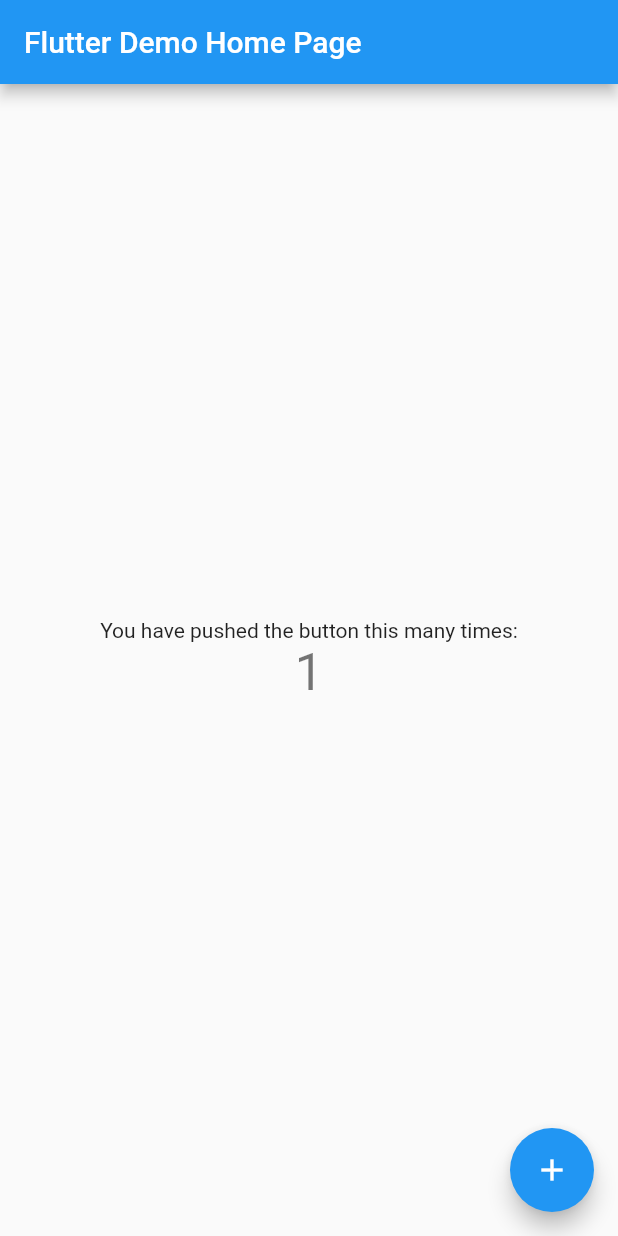
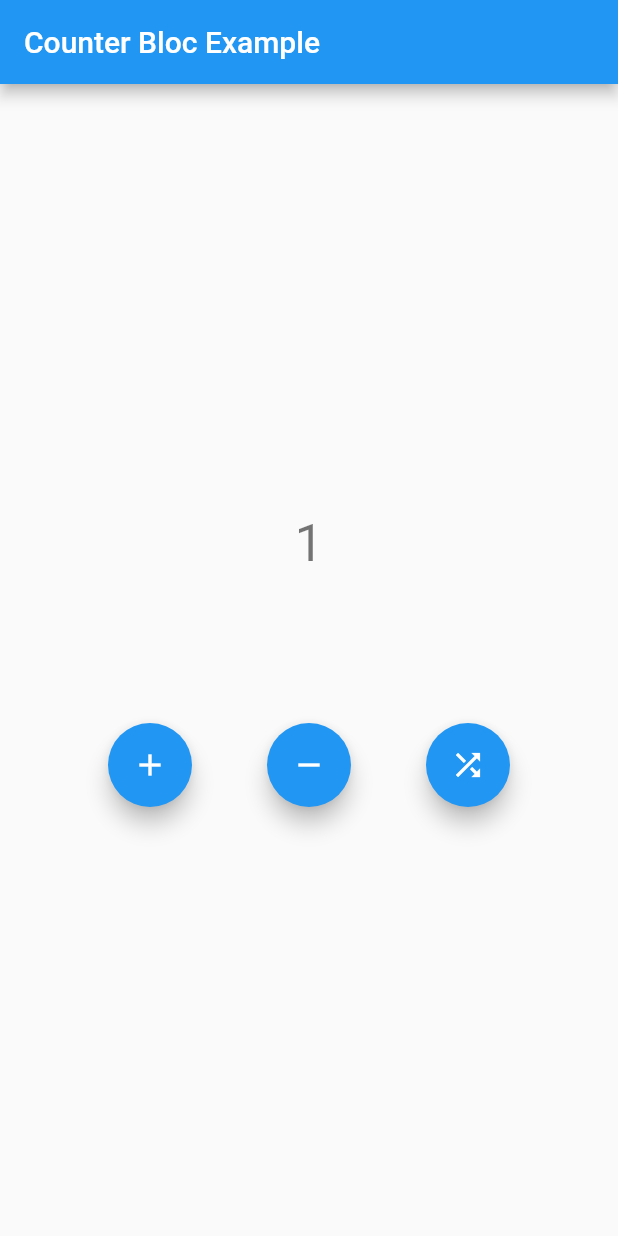
Before and after one commit to waihanko/flutter_bloc_testing, a Flutter app: the screen it shows after launch, after a tap on the "add" icon, on a phone screen of 412 x 824 dp. Run offline on Flutter 3.47's test engine with Material 2 defaults, Android fonts, the phone set to English and light mode, and no system bars; our stand-ins replace bloc, equatable, flutter_bloc.

Commit message:
- First Bloc Counter App & Project Architecture

```diff
--- /dev/null
+++ b/lib/data/repositories/remote/random_counter/CounterRepo.dart
@@ -0,0 +1,5 @@
+abstract class CounterRepo {
+  Future<int> generatePositiveNumber();
+
+  Future<int> generateNegativeNumber();
+}
--- /dev/null
+++ b/lib/data/repositories/remote/random_counter/CunterRepoImpl.dart
@@ -0,0 +1,17 @@
+import 'dart:math';
+
+import 'package:flutter_bloc_testing/data/repositories/remote/random_counter/CounterRepo.dart';
+
+class CounterRepoImpl extends CounterRepo {
+  @override
+  Future<int> generateNegativeNumber() async {
+    return Future.delayed(Duration(milliseconds: 2000))
+        .then((onValue) => Random().nextInt(100) * -1);
+  }
+
+  @override
+  Future<int> generatePositiveNumber() async {
+    return Future.delayed(Duration(milliseconds: 2000))
+        .then((onValue) => Random().nextInt(100) * 1);
+  }
+}
--- /dev/null
+++ b/lib/logic/bloc/counter_bloc.dart
@@ -0,0 +1,42 @@
+import 'dart:async';
+
+import 'package:bloc/bloc.dart';
+import 'package:equatable/equatable.dart';
+import 'package:flutter_bloc_testing/data/repositories/remote/random_counter/CounterRepo.dart';
+import 'package:flutter_bloc_testing/data/repositories/remote/random_counter/CunterRepoImpl.dart';
+
+part 'counter_event.dart';
+
+part 'counter_state.dart';
+
+class CounterScreenBloc extends Bloc<CounterEvent, CounterScreenState> {
+  CounterScreenBloc() : super(ShowCounterValue(1));
+
+  int counterValue = 0;
+
+  CounterScreenState get initialState => ShowCounterValue(counterValue);
+
+  CounterRepo get counterRepo => CounterRepoImpl();
+
+  @override
+  Stream<CounterScreenState> mapEventToState(
+    CounterEvent event,
+  ) async* {
+    if (event is IncrementValue) {
+      print("increment call in bloc");
+      this.counterValue++;
+      yield ShowCounterValue(counterValue);
+    }
+    if (event is DecrementValue) {
+      print("decrement call in bloc");
+      this.counterValue--;
+      yield ShowCounterValue(counterValue);
+    }
+    if (event is RandomNumberValue) {
+      yield LoadingCounter();
+      this.counterValue = await counterRepo.generateNegativeNumber();
+      print("randomNumber call in bloc");
+      yield ShowCounterValue(counterValue);
+    }
+  }
+}
--- /dev/null
+++ b/lib/logic/bloc/counter_event.dart
@@ -0,0 +1,12 @@
+part of 'counter_bloc.dart';
+
+class CounterEvent extends Equatable{
+  @override
+  List<Object> get props => [];
+}
+
+class IncrementValue extends CounterEvent{}
+
+class DecrementValue extends CounterEvent{}
+
+class RandomNumberValue extends CounterEvent{}
--- /dev/null
+++ b/lib/logic/bloc/counter_state.dart
@@ -0,0 +1,19 @@
+part of 'counter_bloc.dart';
+
+class CounterScreenState extends Equatable {
+  @override
+  List<Object?> get props => [];
+}
+
+//Loading State
+class LoadingCounter extends CounterScreenState {
+}
+
+//Show State
+class ShowCounterValue extends CounterScreenState {
+  @override
+  List<Object> get props => [counterValue];
+
+  final int counterValue;
+  ShowCounterValue(this.counterValue);
+}
--- a/lib/main.dart
+++ b/lib/main.dart
@@ -1,5 +1,8 @@
+
 import 'package:flutter/material.dart';
-import 'package:flutter_bloc_testing/presentation/screens/home_screen.dart';
+import 'package:flutter_bloc/flutter_bloc.dart';
+import 'package:flutter_bloc_testing/logic/bloc/counter_bloc.dart';
+import 'package:flutter_bloc_testing/presentation/screens/counter_screen.dart';
 
 void main() {
   runApp(MyApp());
@@ -14,7 +17,10 @@ class MyApp extends StatelessWidget {
       theme: ThemeData(
         primarySwatch: Colors.blue,
       ),
-      home: HomeScreen(title: 'Flutter Demo Home Page'),
+      home: BlocProvider<CounterScreenBloc>(
+        create: (context) => CounterScreenBloc(),
+        child: CounterScreen(title: 'Flutter Demo Home Page'),
+      ),
     );
   }
 }
--- /dev/null
+++ b/lib/presentation/screens/counter_screen.dart
@@ -0,0 +1,123 @@
+import 'package:flutter/material.dart';
+import 'package:flutter_bloc/flutter_bloc.dart';
+import 'package:flutter_bloc_testing/logic/bloc/counter_bloc.dart';
+
+class CounterScreen extends StatefulWidget {
+  final String? title;
+
+  CounterScreen({this.title});
+
+  @override
+  _CounterScreenState createState() => _CounterScreenState();
+}
+
+class _CounterScreenState extends State<CounterScreen> {
+  late CounterScreenBloc? _counterScreenBloc;
+
+  @override
+  void dispose() {
+    _counterScreenBloc!.close();
+    super.dispose();
+  }
+
+  @override
+  Widget build(BuildContext context) {
+    /// Initialize bloc in the build method
+    _counterScreenBloc = BlocProvider.of<CounterScreenBloc>(context);
+
+    return Scaffold(
+      appBar: buildAppBar(),
+      body: buildBody(context),
+    );
+  }
+
+  Widget buildBody(BuildContext context) {
+    return BlocBuilder<CounterScreenBloc, CounterScreenState>(
+        builder: (context, state) {
+      print("HIT IT");
+
+      if (state is LoadingCounter) {
+        print("triggered state");
+
+        ///!! Show Loading Screen
+        return buildLoadingScreen();
+      } else if (state is ShowCounterValue) {
+        print("SHOW COUNTER VALUE");
+
+        /// Show Counter Value
+        return buildCounterScreen(state.counterValue);
+      } else {
+        print("ELSE");
+
+        /// Just returning an empty container
+        return Container();
+      }
+    });
+  }
+
+  Widget buildCounterScreen(int counterValue) {
+    return Column(
+      mainAxisAlignment: MainAxisAlignment.center,
+      children: <Widget>[
+        Text(
+          counterValue.toString(),
+          style: Theme.of(context).textTheme.display1,
+        ),
+        Padding(
+          padding: const EdgeInsets.only(top: 100),
+          child: Row(
+            mainAxisAlignment: MainAxisAlignment.center,
+            children: <Widget>[
+              FloatingActionButton(
+                onPressed: _incrementCounter,
+                tooltip: 'Increment',
+                child: Icon(Icons.add),
+              ),
+              SizedBox(
+                width: 50,
+              ),
+              FloatingActionButton(
+                onPressed: _decrementCounter,
+                tooltip: 'Decrement',
+                child: Icon(Icons.remove),
+              ),
+              SizedBox(
+                width: 50,
+              ),
+              FloatingActionButton(
+                onPressed: _randomCounter,
+                tooltip: 'Random',
+                child: Icon(Icons.shuffle),
+              )
+            ],
+          ),
+        )
+      ],
+    );
+  }
+
+  void _incrementCounter() {
+    print("increment call in ui");
+    _counterScreenBloc!.add(IncrementValue());
+  }
+
+  void _randomCounter() {
+    print("random call in ui");
+    _counterScreenBloc!.add(RandomNumberValue());
+  }
+
+  void _decrementCounter() {
+    print("decrement call in ui");
+    _counterScreenBloc!.add(DecrementValue());
+  }
+
+  AppBar buildAppBar() {
+    return AppBar(
+      title: Text("Counter Bloc Example"),
+    );
+  }
+
+  Widget buildLoadingScreen() {
+    return Center(child: CircularProgressIndicator());
+  }
+}
--- a/lib/presentation/screens/home_screen.dart
+++ /dev/null
@@ -1,49 +0,0 @@
-
-import 'package:flutter/material.dart';
-
-class HomeScreen extends StatefulWidget {
-  HomeScreen({Key? key, required this.title}) : super(key: key);
-
-  final String title;
-
-  @override
-  _HomeScreenState createState() => _HomeScreenState();
-}
-
-class _HomeScreenState extends State<HomeScreen> {
-  int _counter = 0;
-
-  void _incrementCounter() {
-    setState(() {
-      _counter++;
-    });
-  }
-
-  @override
-  Widget build(BuildContext context) {
-    return Scaffold(
-      appBar: AppBar(
-        title: Text(widget.title),
-      ),
-      body: Center(
-        child: Column(
-          mainAxisAlignment: MainAxisAlignment.center,
-          children: <Widget>[
-            Text(
-              'You have pushed the button this many times:',
-            ),
-            Text(
-              '$_counter',
-              style: Theme.of(context).textTheme.headline4,
-            ),
-          ],
-        ),
-      ),
-      floatingActionButton: FloatingActionButton(
-        onPressed: _incrementCounter,
-        tooltip: 'Increment',
-        child: Icon(Icons.add),
-      ), // This trailing comma makes auto-formatting nicer for build methods.
-    );
-  }
-}
--- a/pubspec.yaml
+++ b/pubspec.yaml
@@ -23,7 +23,8 @@ environment:
 dependencies:
   flutter:
     sdk: flutter
-
+  flutter_bloc: ^7.0.1
+  equatable: ^2.0.2
 
   # The following adds the Cupertino Icons font to your application.
   # Use with the CupertinoIcons class for iOS style icons.
```
Also changed, not shown: pubspec.lock.
